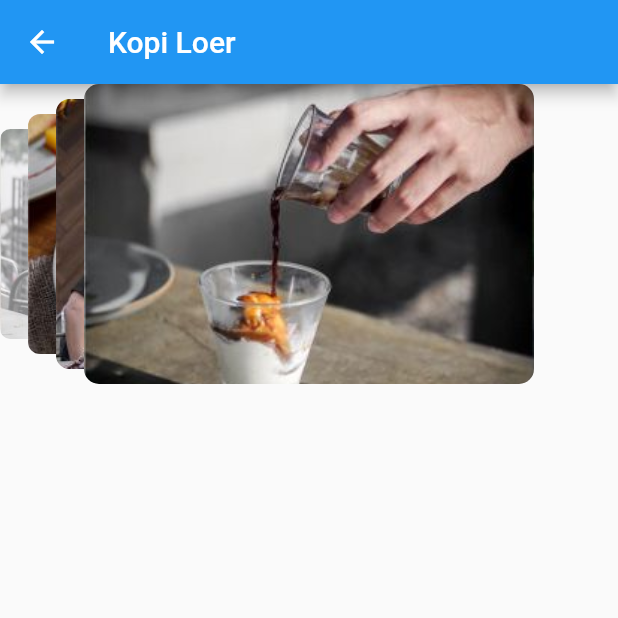
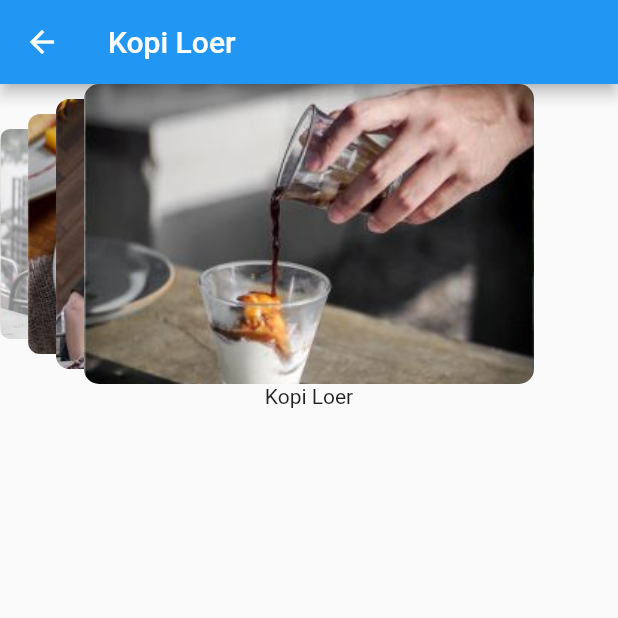
Before and after one commit to PilotJinix/Mobile_Sahum, a Flutter app: the Detail screen opened directly, on a phone screen of 412 x 824 dp, the top half of it. Run offline on Flutter 3.47's test engine with Material 2 defaults, Android fonts, the phone set to English and light mode, and no system bars; our stand-ins replace carousel_slider, flutter_swiper, percent_indicator.

Commit message:
Perbaikan detail meli

```diff
--- a/lib/Details.dart
+++ b/lib/Details.dart
@@ -44,6 +44,9 @@ class _DetailState extends State<Detail> {
             height: 200,
             child:gesergambar()
           ),
+          Container(
+            child: Text("Kopi Loer"),
+          )
 
         ],
       ),
```
Also changed, not shown: 4 other files.
